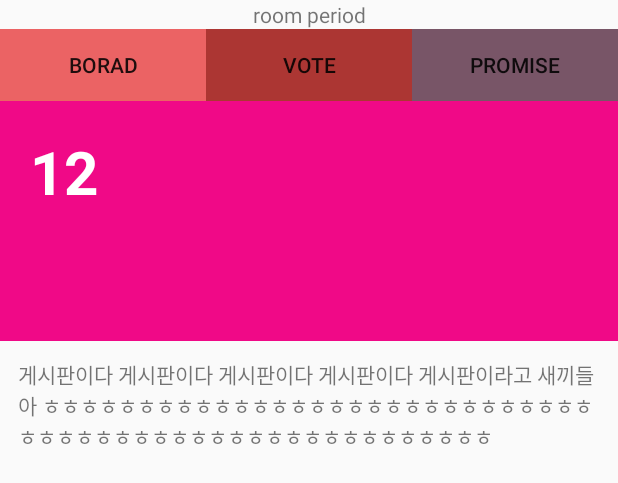
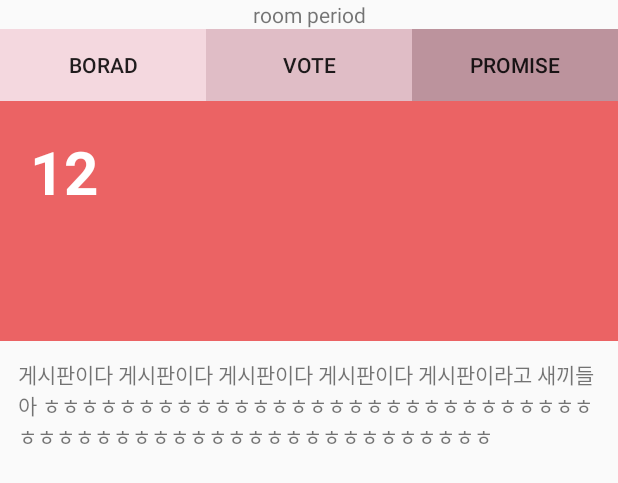
Before and after one commit to eungho77/MangkkongAndroid, an Android app: the layout board.xml on its own in the app's theme, with its tools: preview values and no code run, on a phone screen of 412 x 824 dp. Shown: the top 483 px of the screen. Run offline under Robolectric (Android 15) with nearby library versions, the phone set to English and light mode, and no system bars.

Commit message:
board 색상변경

```diff
--- a/app/src/main/res/layout/board.xml
+++ b/app/src/main/res/layout/board.xml
@@ -33,7 +33,7 @@
                 android:layout_width="wrap_content"
                 android:layout_height="wrap_content"
                 android:layout_weight="1"
-                android:background="#EB6364"
+                android:background="#F4D8DF"
                 android:text="Borad" />
 
             <Button
@@ -41,7 +41,7 @@
                 android:layout_width="wrap_content"
                 android:layout_height="wrap_content"
                 android:layout_weight="1"
-                android:background="#AC3633"
+                android:background="#E0BDC6"
                 android:text="VOTE" />
 
             <Button
@@ -49,7 +49,7 @@
                 android:layout_width="wrap_content"
                 android:layout_height="wrap_content"
                 android:layout_weight="1"
-                android:background="#785567"
+                android:background="#BC939D"
                 android:text="PROMISE" />
         </LinearLayout>
 
@@ -59,7 +59,7 @@
         android:id="@+id/frame_list_card_item"
         android:layout_width="match_parent"
         android:layout_height="160dp"
-        android:background="#f00987">
+        android:background="#EB6364">
 
         <TextView
             android:id="@+id/text_list_card_title"
```
